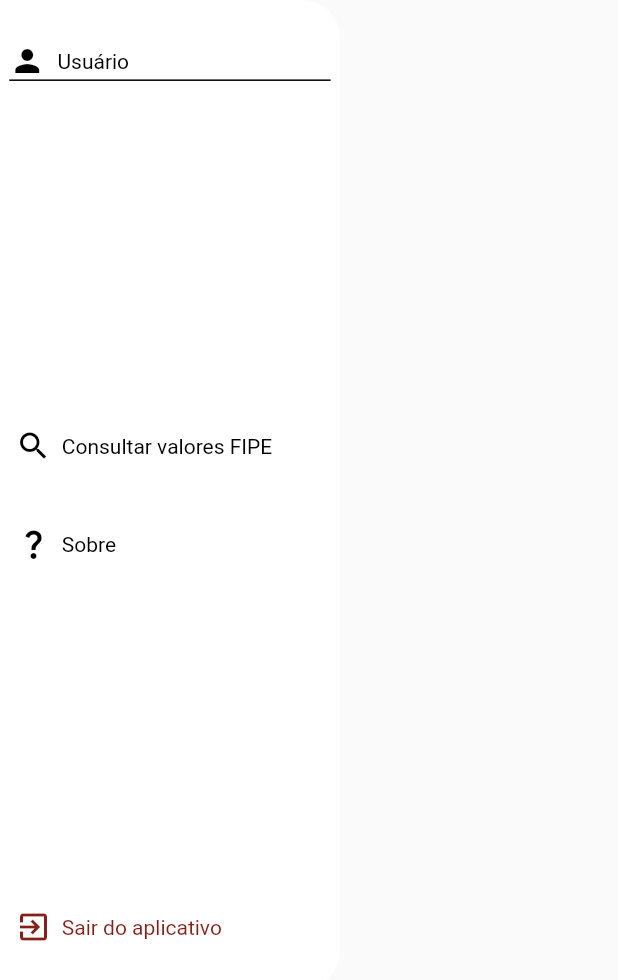
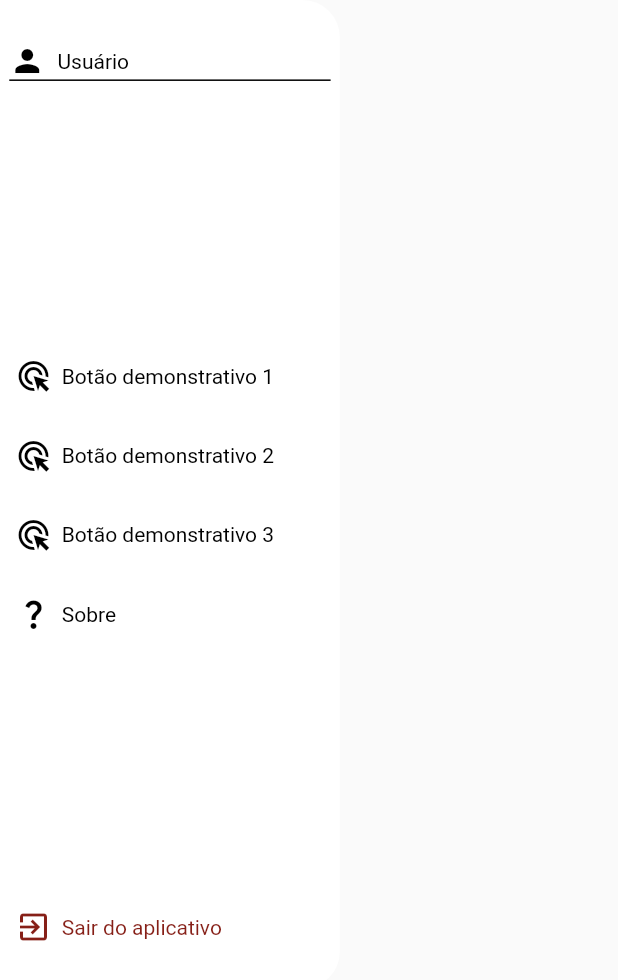
Before and after one commit to matheusAparicio/carsRegister, a Flutter app: the HomePageDrawer widget shown alone on an empty page, opened directly, on a phone screen of 412 x 824 dp. Shown: the top 980 px of the screen. Run offline on Flutter 3.47's test engine with Material 2 defaults, Android fonts, the light colour scheme and no system bars; drawn by our look-alikes of auto_size_text; our stand-ins replace flutter_mobx, font_awesome_flutter, google_fonts, lottie, mobx; generated files the repository leaves out were written again; network calls fail; project files that could hold a hidden picture were left out.

```diff
--- a/lib/modules/ui/pages/home_page/components/home_page_drawer.dart
+++ b/lib/modules/ui/pages/home_page/components/home_page_drawer.dart
@@ -1,3 +1,4 @@
+import 'dart:io';
 import 'package:carsregister/modules/ui/custom_widgets/drawer_button.dart';
 import 'package:carsregister/modules/ui/pages/about_page/about_page.dart';
 import 'package:carsregister/modules/ui/utilities/app_colors.dart';
@@ -45,11 +46,23 @@ class _HomePageDrawerState extends State<HomePageDrawer> {
                 crossAxisAlignment: CrossAxisAlignment.center,
                 children: [
                   DrawerButton(
-                    buttonIcon: Icons.search,
-                    buttonName: "Consultar valores FIPE",
+                    buttonIcon: Icons.ads_click,
+                    buttonName: "Botão demonstrativo 1",
                     buttonWidth: MediaQuery.of(context).size.width * .5,
                   ),
-                  SizedBox(height: MediaQuery.of(context).size.height * .05),
+                  SizedBox(height: MediaQuery.of(context).size.height * .035),
+                  DrawerButton(
+                    buttonIcon: Icons.ads_click,
+                    buttonName: "Botão demonstrativo 2",
+                    buttonWidth: MediaQuery.of(context).size.width * .5,
+                  ),
+                  SizedBox(height: MediaQuery.of(context).size.height * .035),
+                  DrawerButton(
+                    buttonIcon: Icons.ads_click,
+                    buttonName: "Botão demonstrativo 3",
+                    buttonWidth: MediaQuery.of(context).size.width * .5,
+                  ),
+                  SizedBox(height: MediaQuery.of(context).size.height * .035),
                   DrawerButton(
                     buttonIcon: Icons.question_mark,
                     buttonName: "Sobre",
@@ -69,6 +82,9 @@ class _HomePageDrawerState extends State<HomePageDrawer> {
             buttonName: "Sair do aplicativo",
             buttonWidth: MediaQuery.of(context).size.width * .5,
             buttonColor: AppColors().redColor,
+            onTap: () {
+              exit(0);
+            }
           ),
         ],
       ),
--- a/pubspec.yaml
+++ b/pubspec.yaml
@@ -42,6 +42,7 @@ dependencies:
   flutter_mobx: ^2.0.6+1
   sqflite: ^2.0.2+1
   http: ^0.13.4
+  path_provider: ^2.0.10
 
 dev_dependencies:
   flutter_test:
```
Also changed, not shown: lib/modules/database/database_helper.dart (added, +90 -0 lines), lib/modules/domain/mobx_state/register_state.dart (+11 -8 lines), lib/modules/ui/custom_widgets/add_car_dialog/components/add_car_dialog_info.dart (+26 -15 lines), lib/modules/domain/mobx_state/register_state.g.dart, pubspec.lock.
